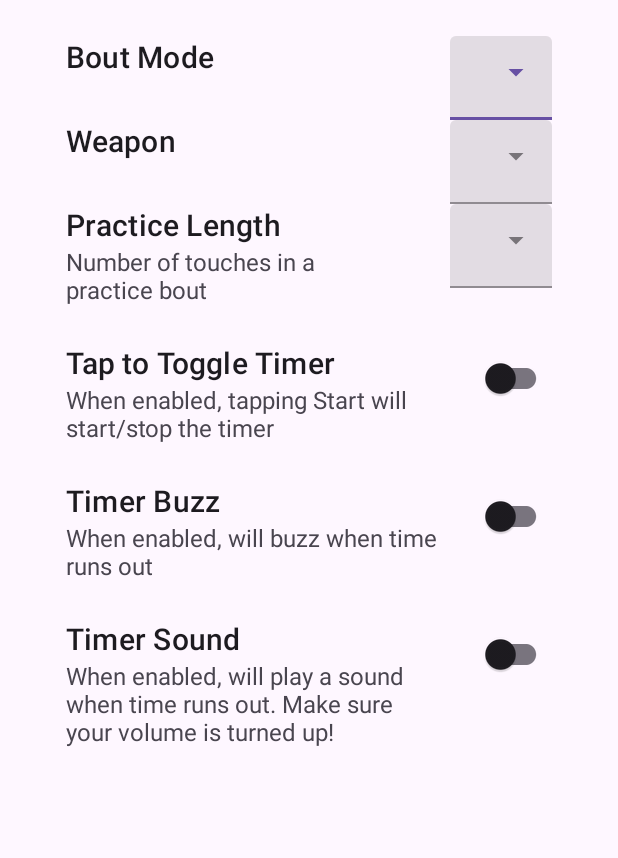
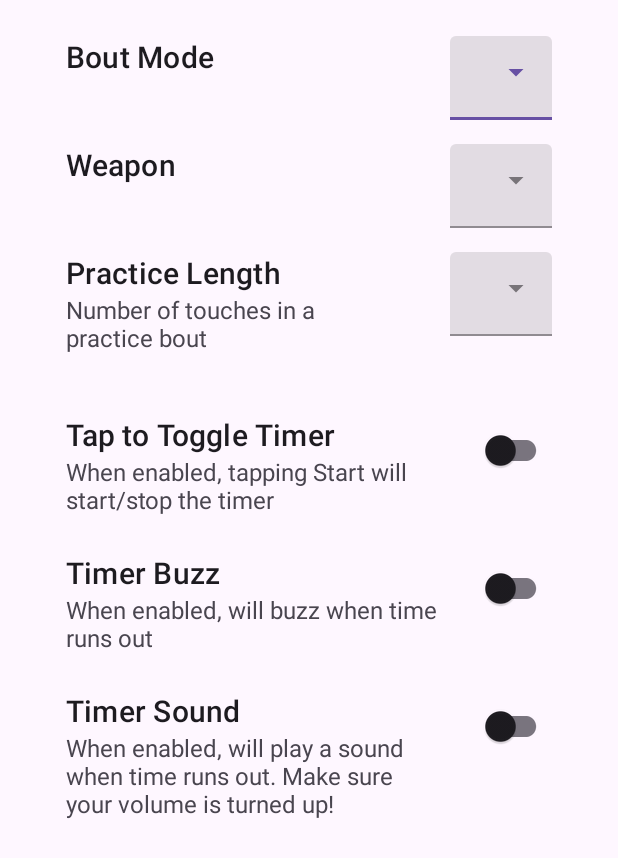
Before and after one commit to SnackKing/FenceAndroid, an Android app: the layout settings_bottom_sheet.xml on its own in the app's theme, with its tools: preview values and no code run, on a phone screen of 412 x 824 dp. Shown: the top 858 px of the screen. Run offline under Robolectric (Android 15) with nearby library versions, the phone set to English and light mode, and no system bars.

Commit message:
Integrate datastore for the rest of the settings bottomsheet

```diff
--- a/app/src/main/res/layout/settings_bottom_sheet.xml
+++ b/app/src/main/res/layout/settings_bottom_sheet.xml
@@ -10,6 +10,7 @@
     <LinearLayout
         android:layout_width="match_parent"
         android:layout_height="wrap_content"
+        android:layout_marginBottom="16dp"
         android:orientation="horizontal">
 
     <TextView
@@ -42,7 +43,7 @@
     <RelativeLayout
         android:layout_width="match_parent"
         android:layout_height="wrap_content"
-        android:orientation="horizontal">
+        android:layout_marginBottom="16dp">
 
         <TextView
             android:layout_width="wrap_content"
@@ -74,7 +75,8 @@
 
     <RelativeLayout
         android:layout_width="match_parent"
-        android:layout_height="wrap_content">
+        android:layout_height="wrap_content"
+        android:layout_marginBottom="16dp">
 
         <TextView
             android:layout_width="wrap_content"
```
Also changed, not shown: app/src/main/java/com/zachallegretti/fenceandroid/SettingsBottomSheet.kt (+58 -5 lines).
